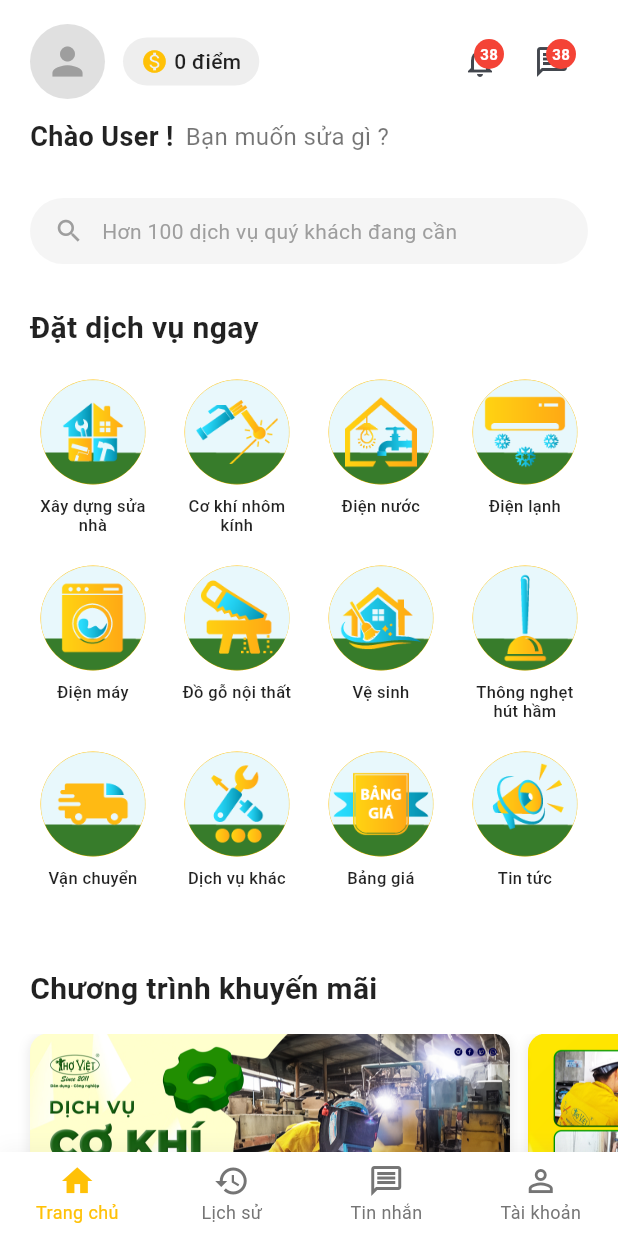
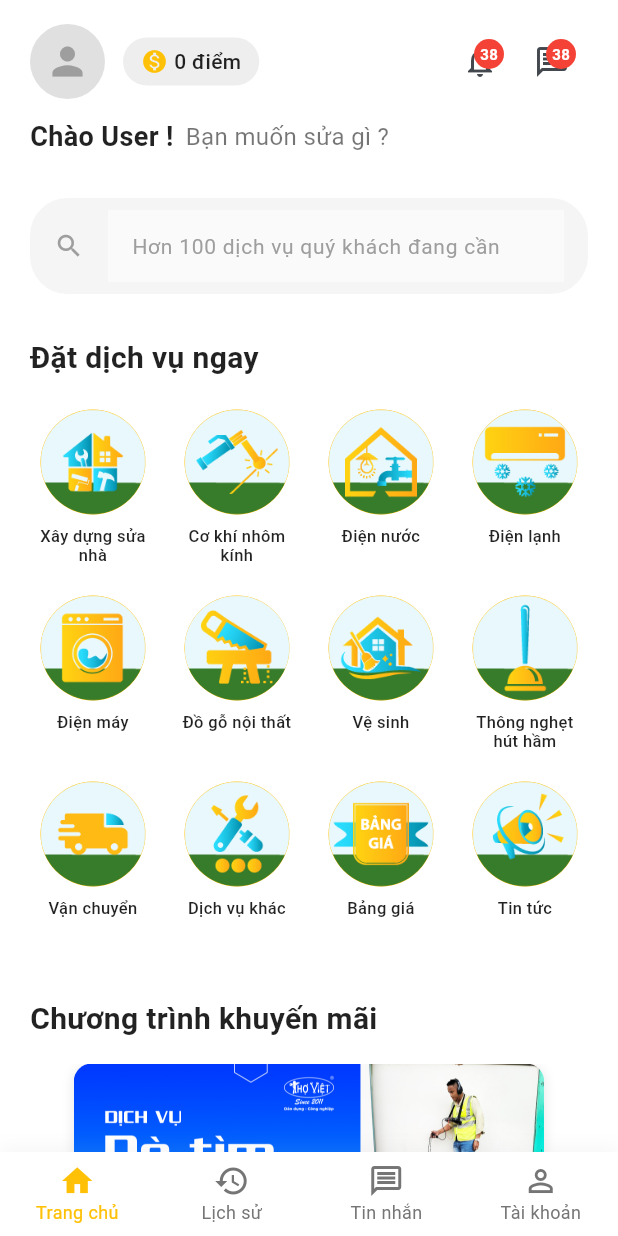
Before and after one commit to tuanpham2xx3/fix4home_mobile, a Flutter app: the screen it shows after launch, after a tap on the "notifications" icon, on a phone screen of 412 x 824 dp. Run offline on Flutter 3.47's test engine with Material 3 defaults, Android fonts, the phone set to English and light mode, and no system bars; our stand-ins replace app_links, device_info_plus, dio, flutter_riverpod, flutter_secure_storage, flutter_svg and 4 more.

Commit message:
update move banner and animation home page

```diff
--- a/lib/features/home/presentation/home_screen.dart
+++ b/lib/features/home/presentation/home_screen.dart
@@ -1,11 +1,111 @@
+import 'dart:async';
 import 'package:flutter/material.dart';
 import 'package:flutter_riverpod/flutter_riverpod.dart';
 
-class HomeScreen extends ConsumerWidget {
+class HomeScreen extends ConsumerStatefulWidget {
   const HomeScreen({super.key});
 
   @override
-  Widget build(BuildContext context, WidgetRef ref) {
+  ConsumerState<HomeScreen> createState() => _HomeScreenState();
+}
+
+class _HomeScreenState extends ConsumerState<HomeScreen> {
+  final TextEditingController _searchController = TextEditingController();
+
+  // PageControllers for carousels
+  late PageController _promoPageController;
+  late PageController _servicesPageController;
+  late PageController _articlesPageController;
+
+  // Timers for auto-scrolling
+  Timer? _promoTimer;
+  Timer? _servicesTimer;
+  Timer? _articlesTimer;
+
+  // Current page indices
+  int _promoCurrentPage = 0;
+  int _servicesCurrentPage = 0;
+  int _articlesCurrentPage = 0;
+
+  // Banner lists
+  final List<String> _banners = [
+    'assets/banners/co_khi.png',
+    'assets/banners/dien_nuoc.png',
+    'assets/banners/do_nuoc.png',
+    'assets/banners/noi_that.png',
+    'assets/banners/van_chuyen.png',
+    'assets/banners/ve_sinh.png',
+  ];
+
+  @override
+  void initState() {
+    super.initState();
+    _promoPageController = PageController(viewportFraction: 0.8, initialPage: 0);
+    _servicesPageController = PageController(viewportFraction: 0.8, initialPage: 0);
+    _articlesPageController = PageController(viewportFraction: 0.8, initialPage: 0);
+
+    _startAutoScroll();
+  }
+
+  void _startAutoScroll() {
+    // Auto-scroll for promotional section
+    _promoTimer = Timer.periodic(const Duration(seconds: 5), (timer) {
+      if (_promoPageController.hasClients) {
+        _promoCurrentPage = (_promoCurrentPage + 1) % _banners.length;
+        _promoPageController.nextPage(
+          duration: const Duration(milliseconds: 300),
+          curve: Curves.easeInOut,
+        );
+      }
+    });
+
+    // Auto-scroll for services section
+    _servicesTimer = Timer.periodic(const Duration(seconds: 5), (timer) {
+      if (_servicesPageController.hasClients) {
+        _servicesCurrentPage = (_servicesCurrentPage + 1) % _banners.length;
+        _servicesPageController.nextPage(
+          duration: const Duration(milliseconds: 300),
+          curve: Curves.easeInOut,
+        );
+      }
+    });
+
+    // Auto-scroll for articles section
+    _articlesTimer = Timer.periodic(const Duration(seconds: 5), (timer) {
+      if (_articlesPageController.hasClients) {
+        _articlesCurrentPage = (_articlesCurrentPage + 1) % 3;
+        _articlesPageController.nextPage(
+          duration: const Duration(milliseconds: 300),
+          curve: Curves.easeInOut,
+        );
+      }
+    });
+  }
+
+  void _pauseAutoScroll() {
+    _promoTimer?.cancel();
+    _servicesTimer?.cancel();
+    _articlesTimer?.cancel();
+  }
+
+  void _resumeAutoScroll() {
+    _startAutoScroll();
+  }
+
+  @override
+  void dispose() {
+    _searchController.dispose();
+    _promoTimer?.cancel();
+    _servicesTimer?.cancel();
+    _articlesTimer?.cancel();
+    _promoPageController.dispose();
+    _servicesPageController.dispose();
+    _articlesPageController.dispose();
+    super.dispose();
+  }
+
+  @override
+  Widget build(BuildContext context) {
     return Scaffold(
       backgroundColor: Colors.white,
       body: SafeArea(
@@ -179,25 +279,29 @@ class HomeScreen extends ConsumerWidget {
   Widget _buildSearchBar() {
     return Container(
       margin: const EdgeInsets.symmetric(horizontal: 20, vertical: 12),
-      padding: const EdgeInsets.symmetric(horizontal: 16, vertical: 12),
+      padding: const EdgeInsets.symmetric(horizontal: 16, vertical: 8),
       decoration: BoxDecoration(
         color: Colors.grey[100],
         borderRadius: BorderRadius.circular(25),
       ),
-      child: const Row(
-        children: [
-          Icon(Icons.search, color: Colors.grey, size: 20),
-          SizedBox(width: 12),
-          Expanded(
-            child: Text(
-              'Hơn 100 dịch vụ quý khách đang cần',
-              style: TextStyle(
+      child: TextField(
+        controller: _searchController,
+        decoration: const InputDecoration(
+          hintText: 'Hơn 100 dịch vụ quý khách đang cần',
+          hintStyle: TextStyle(
             color: Colors.grey,
             fontSize: 14,
           ),
+          border: InputBorder.none,
+          icon: Icon(Icons.search, color: Colors.grey, size: 20),
         ),
-          ),
-        ],
+        onSubmitted: (value) {
+          // Handle search
+          if (value.isNotEmpty) {
+            // TODO: Implement search functionality
+            print('Searching for: $value');
+          }
+        },
       ),
     );
   }
@@ -303,15 +407,6 @@ class HomeScreen extends ConsumerWidget {
   }
 
   Widget _buildPromotionSection() {
-    final banners = [
-      'assets/banners/co_khi.png',
-      'assets/banners/dien_nuoc.png',
-      'assets/banners/do_nuoc.png',
-      'assets/banners/noi_that.png',
-      'assets/banners/van_chuyen.png',
-      'assets/banners/ve_sinh.png',
-    ];
-
     return Container(
       margin: const EdgeInsets.symmetric(vertical: 16),
       child: Column(
@@ -331,41 +426,17 @@ class HomeScreen extends ConsumerWidget {
           const SizedBox(height: 15),
           SizedBox(
             height: 180,
-            child: ListView.builder(
-              scrollDirection: Axis.horizontal,
-              padding: const EdgeInsets.symmetric(horizontal: 20),
-              itemCount: banners.length,
+            child: PageView.builder(
+              controller: _promoPageController,
+              onPageChanged: (index) {
+                setState(() {
+                  _promoCurrentPage = index % _banners.length;
+                });
+              },
+              itemCount: _banners.length * 100, // Infinite scroll
               itemBuilder: (context, index) {
-                return Container(
-                  width: 320,
-                  margin: const EdgeInsets.only(right: 12),
-                  decoration: BoxDecoration(
-                    borderRadius: BorderRadius.circular(12),
-                    boxShadow: [
-                      BoxShadow(
-                        color: Colors.grey.withValues(alpha: 0.2),
-                        spreadRadius: 1,
-                        blurRadius: 5,
-                        offset: const Offset(0, 2),
-                      ),
-                    ],
-                  ),
-                  child: ClipRRect(
-                    borderRadius: BorderRadius.circular(12),
-                    child: Image.asset(
-                      banners[index],
-                      fit: BoxFit.cover,
-                      errorBuilder: (context, error, stackTrace) {
-                        return Container(
-                          color: Colors.grey[300],
-                          child: const Center(
-                            child: Icon(Icons.error, color: Colors.red),
-                          ),
-                        );
-                      },
-                    ),
-                  ),
-                );
+                final bannerIndex = index % _banners.length;
+                return _buildCarouselItem(_banners[bannerIndex], _promoPageController, index.toDouble());
               },
             ),
           ),
@@ -375,15 +446,6 @@ class HomeScreen extends ConsumerWidget {
   }
 
   Widget _buildServicesCommerceSection() {
-    final banners = [
-      'assets/banners/co_khi.png',
-      'assets/banners/dien_nuoc.png',
-      'assets/banners/do_nuoc.png',
-      'assets/banners/noi_that.png',
-      'assets/banners/van_chuyen.png',
-      'assets/banners/ve_sinh.png',
-    ];
-
     return Container(
       margin: const EdgeInsets.symmetric(vertical: 16),
       child: Column(
@@ -403,41 +465,17 @@ class HomeScreen extends ConsumerWidget {
           const SizedBox(height: 15),
           SizedBox(
             height: 180,
-            child: ListView.builder(
-              scrollDirection: Axis.horizontal,
-              padding: const EdgeInsets.symmetric(horizontal: 20),
-              itemCount: banners.length,
+            child: PageView.builder(
+              controller: _servicesPageController,
+              onPageChanged: (index) {
+                setState(() {
+                  _servicesCurrentPage = index % _banners.length;
+                });
+              },
+              itemCount: _banners.length * 100, // Infinite scroll
               itemBuilder: (context, index) {
-                return Container(
-                  width: 320,
-                  margin: const EdgeInsets.only(right: 12),
-                  decoration: BoxDecoration(
-                    borderRadius: BorderRadius.circular(12),
-                    boxShadow: [
-                      BoxShadow(
-                        color: Colors.grey.withValues(alpha: 0.2),
-                        spreadRadius: 1,
-                        blurRadius: 5,
-                        offset: const Offset(0, 2),
-                      ),
-                    ],
-                  ),
-                  child: ClipRRect(
-                    borderRadius: BorderRadius.circular(12),
-                    child: Image.asset(
-                      banners[index],
-                      fit: BoxFit.cover,
-                      errorBuilder: (context, error, stackTrace) {
-                        return Container(
-                          color: Colors.grey[300],
-                          child: const Center(
-                            child: Icon(Icons.error, color: Colors.red),
-                          ),
-                        );
-                      },
-                    ),
-                  ),
-                );
+                final bannerIndex = index % _banners.length;
+                return _buildCarouselItem(_banners[bannerIndex], _servicesPageController, index.toDouble());
               },
             ),
           ),
@@ -466,20 +504,159 @@ class HomeScreen extends ConsumerWidget {
           const SizedBox(height: 15),
           SizedBox(
             height: 200,
-            child: ListView.builder(
-              scrollDirection: Axis.horizontal,
-              padding: const EdgeInsets.symmetric(horizontal: 20),
-              itemCount: 3,
+            child: PageView.builder(
+              controller: _articlesPageController,
+              onPageChanged: (index) {
+                setState(() {
+                  _articlesCurrentPage = index % 3;
+                });
+              },
+              itemCount: 3 * 100, // Infinite scroll
               itemBuilder: (context, index) {
+                final articleIndex = index % 3;
+                return _buildArticleCarouselItem(_articlesPageController, index.toDouble(), articleIndex);
+              },
+            ),
+          ),
+        ],
+      ),
+    );
+  }
+
+  Widget _buildCarouselItem(String imagePath, PageController controller, double index) {
+    return AnimatedBuilder(
+      animation: controller,
+      builder: (context, child) {
+        if (!controller.position.haveDimensions) {
           return Container(
-                  width: 280,
-                  margin: const EdgeInsets.only(right: 12),
+            margin: const EdgeInsets.symmetric(horizontal: 8),
             decoration: BoxDecoration(
-                    color: index == 1 ? const Color(0xFFFFC107) : const Color(0xFF2196F3),
+              borderRadius: BorderRadius.circular(12),
+            ),
+            child: ClipRRect(
+              borderRadius: BorderRadius.circular(12),
+              child: Image.asset(
+                imagePath,
+                fit: BoxFit.cover,
+              ),
+            ),
+          );
+        }
+
+        final page = controller.page ?? 0;
+        final difference = (page - index).abs();
+
+        double scale = 1.0;
+        double opacity = 1.0;
+
+        // With viewportFraction 0.8, adjacent pages are 0.8 apart
+        if (difference > 0.6) {
+          // Side items: smaller and less opaque
+          scale = 0.6;
+          opacity = 0.5;
+        } else if (difference > 0.2) {
+          // Transition items
+          final progress = (difference - 0.2) / 0.4;
+          scale = 0.6 + (0.4 * (1 - progress));
+          opacity = 0.5 + (0.5 * (1 - progress));
+        } else {
+          // Center item: full size and opacity
+          scale = 1.0;
+          opacity = 1.0;
+        }
+
+        return Transform.scale(
+          scale: scale,
+          alignment: Alignment.center,
+          child: Opacity(
+            opacity: opacity,
+            child: Container(
+              margin: const EdgeInsets.symmetric(horizontal: 8),
+              decoration: BoxDecoration(
                 borderRadius: BorderRadius.circular(12),
                 boxShadow: [
                   BoxShadow(
-                        color: Colors.grey.withValues(alpha: 0.2),
+                    color: Colors.grey.withValues(alpha: 0.2 * opacity),
+                    spreadRadius: 1,
+                    blurRadius: 5,
+                    offset: const Offset(0, 2),
+                  ),
+                ],
+              ),
+              child: ClipRRect(
+                borderRadius: BorderRadius.circular(12),
+                child: Image.asset(
+                  imagePath,
+                  fit: BoxFit.cover,
+                  errorBuilder: (context, error, stackTrace) {
+                    return Container(
+                      color: Colors.grey[300],
+                      child: const Center(
+                        child: Icon(Icons.error, color: Colors.red),
+                      ),
+                    );
+                  },
+                ),
+              ),
+            ),
+          ),
+        );
+      },
+    );
+  }
+
+  Widget _buildArticleCarouselItem(PageController controller, double index, int articleIndex) {
+    return AnimatedBuilder(
+      animation: controller,
+      builder: (context, child) {
+        if (!controller.position.haveDimensions) {
+          return Container(
+            margin: const EdgeInsets.symmetric(horizontal: 8),
+            decoration: BoxDecoration(
+              color: articleIndex == 1 ? const Color(0xFFFFC107) : const Color(0xFF2196F3),
+              borderRadius: BorderRadius.circular(12),
+            ),
+            child: const Padding(
+              padding: EdgeInsets.all(16),
+              child: Text('Loading...'),
+            ),
+          );
+        }
+
+        final page = controller.page ?? 0;
+        final difference = (page - index).abs();
+
+        double scale = 1.0;
+        double opacity = 1.0;
+
+        // With viewportFraction 0.8, adjacent pages are 0.8 apart
+        if (difference > 0.6) {
+          // Side items: smaller and less opaque
+          scale = 0.6;
+          opacity = 0.5;
+        } else if (difference > 0.2) {
+          // Transition items
+          final progress = (difference - 0.2) / 0.4;
+          scale = 0.6 + (0.4 * (1 - progress));
+          opacity = 0.5 + (0.5 * (1 - progress));
+        } else {
+          // Center item: full size and opacity
+          scale = 1.0;
+          opacity = 1.0;
+        }
+
+        return Transform.scale(
+          scale: scale,
+          child: Opacity(
+            opacity: opacity,
+            child: Container(
+              margin: const EdgeInsets.symmetric(horizontal: 8),
+              decoration: BoxDecoration(
+                color: articleIndex == 1 ? const Color(0xFFFFC107) : const Color(0xFF2196F3),
+                borderRadius: BorderRadius.circular(12),
+                boxShadow: [
+                  BoxShadow(
+                    color: Colors.grey.withValues(alpha: 0.2 * opacity),
                     spreadRadius: 1,
                     blurRadius: 5,
                     offset: const Offset(0, 2),
@@ -508,7 +685,7 @@ class HomeScreen extends ConsumerWidget {
                     ),
                     const SizedBox(height: 12),
                     Text(
-                          index == 1
+                      articleIndex == 1
                         ? 'DỊCH VỤ ĐIỆN NƯỚC'
                         : 'DỊCH VỤ CƠ KHÍ',
                       style: const TextStyle(
@@ -518,7 +695,7 @@ class HomeScreen extends ConsumerWidget {
                       ),
                     ),
                     const SizedBox(height: 8),
-                        if (index == 1) ...[
+                    if (articleIndex == 1) ...[
                       const Text(
                         '• Hệ thống điện - nước',
                         style: TextStyle(fontSize: 12, color: Colors.white70),
@@ -544,12 +721,10 @@ class HomeScreen extends ConsumerWidget {
                   ],
                 ),
               ),
+            ),
+          ),
         );
       },
-            ),
-          ),
-        ],
-      ),
     );
   }
 }
```
Lines whose indentation alone changed are shown as unchanged.
